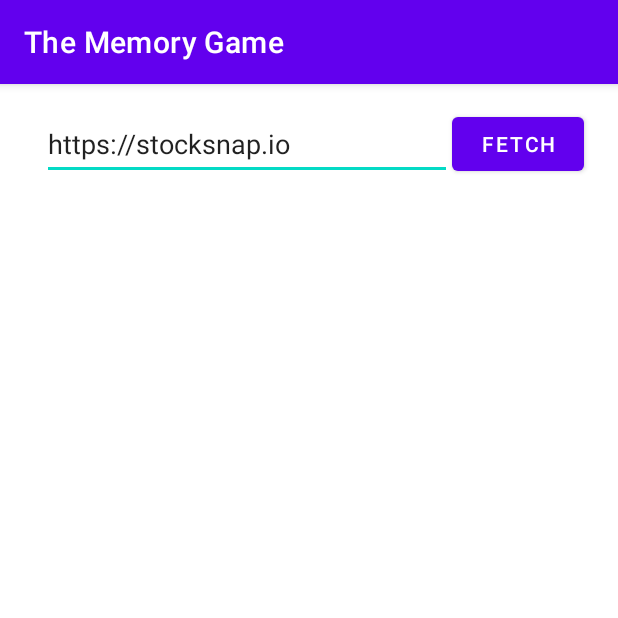
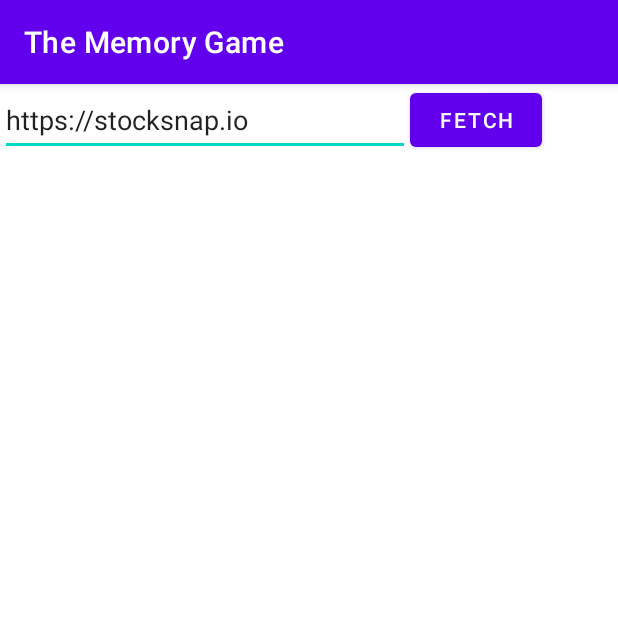
Before and after one commit to chenyu-01/The-Memory-Game, an Android app: the screen it shows after launch (MainActivity), on a phone screen of 412 x 824 dp, the top half of it. Run offline under Robolectric (Android 15) with nearby library versions, the phone set to English and light mode, and no system bars.

Commit message:
Revert "adjust search url box"
This reverts commit 4a669a5a4c48cfe44f10aa0a4fe0d93ee1b53098.

```diff
--- a/app/src/main/res/layout/activity_main.xml
+++ b/app/src/main/res/layout/activity_main.xml
@@ -9,8 +9,6 @@
         android:id="@+id/inputUrl"
         android:layout_width="273dp"
         android:layout_height="48dp"
-        android:layout_marginStart="28dp"
-        android:layout_marginTop="16dp"
         android:text="@string/url"
         app:layout_constraintStart_toStartOf="parent"
         app:layout_constraintTop_toTopOf="parent" />
```
